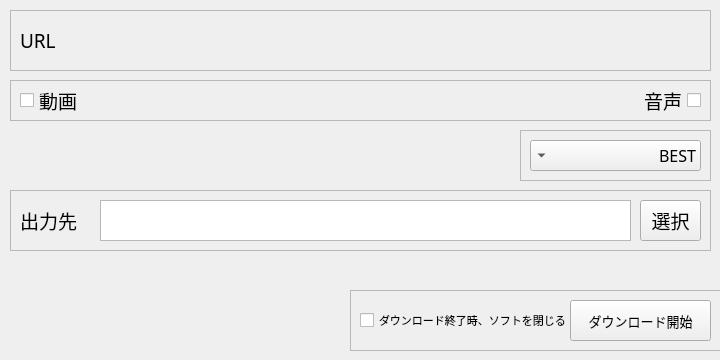
This is src/widget.ui in YukiWorks432/YoutubeDownloader as Qt 5 draws it before an edit. The edited form follows.
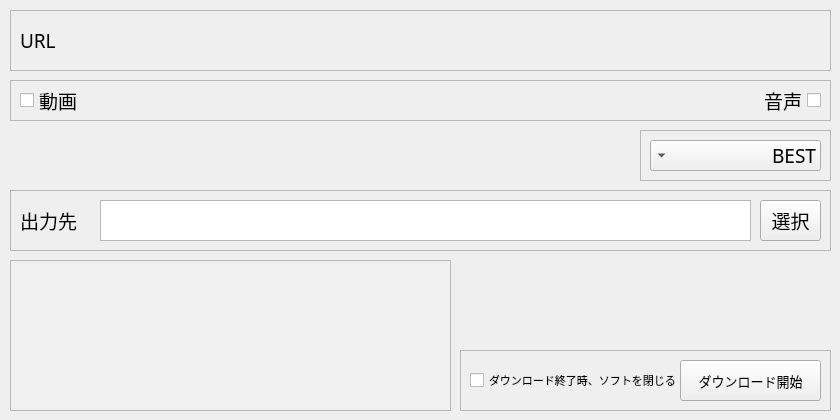
This is the edited form. Custom widgets are drawn as their Qt base class.

What changed in the file:
```diff
--- a/src/widget.ui
+++ b/src/widget.ui
@@ -9,28 +9,28 @@
    <rect>
     <x>0</x>
     <y>0</y>
-    <width>720</width>
-    <height>360</height>
+    <width>840</width>
+    <height>420</height>
    </rect>
   </property>
   <property name="minimumSize">
    <size>
-    <width>720</width>
-    <height>360</height>
+    <width>840</width>
+    <height>420</height>
    </size>
   </property>
   <property name="maximumSize">
    <size>
-    <width>720</width>
-    <height>360</height>
+    <width>840</width>
+    <height>420</height>
    </size>
   </property>
   <property name="font">
    <font>
-    <family>VDL ラインＧ R</family>
+    <family>M+ 2p heavy</family>
     <pointsize>14</pointsize>
     <weight>50</weight>
-    <italic>false</italic>
+    <italic>true</italic>
     <bold>false</bold>
     <underline>false</underline>
     <strikeout>false</strikeout>
@@ -61,10 +61,23 @@
     <rect>
      <x>10</x>
      <y>10</y>
-     <width>701</width>
+     <width>821</width>
      <height>61</height>
     </rect>
    </property>
+   <property name="font">
+    <font>
+     <family>M+ 2p heavy</family>
+     <pointsize>14</pointsize>
+     <weight>50</weight>
+     <italic>false</italic>
+     <bold>false</bold>
+     <underline>false</underline>
+     <strikeout>false</strikeout>
+     <stylestrategy>PreferAntialias</stylestrategy>
+     <kerning>true</kerning>
+    </font>
+   </property>
    <property name="contextMenuPolicy">
     <enum>Qt::NoContextMenu</enum>
    </property>
@@ -108,10 +121,23 @@
      <rect>
       <x>90</x>
       <y>10</y>
-      <width>601</width>
+      <width>721</width>
       <height>41</height>
      </rect>
     </property>
+    <property name="font">
+     <font>
+      <family>M+ 2p heavy</family>
+      <pointsize>14</pointsize>
+      <weight>50</weight>
+      <italic>false</italic>
+      <bold>false</bold>
+      <underline>false</underline>
+      <strikeout>false</strikeout>
+      <stylestrategy>PreferAntialias</stylestrategy>
+      <kerning>true</kerning>
+     </font>
+    </property>
     <property name="contextMenuPolicy">
      <enum>Qt::NoContextMenu</enum>
     </property>
@@ -132,12 +158,25 @@
   <widget class="QFrame" name="DLFrame">
    <property name="geometry">
     <rect>
-     <x>350</x>
-     <y>290</y>
+     <x>460</x>
+     <y>350</y>
      <width>371</width>
      <height>61</height>
     </rect>
    </property>
+   <property name="font">
+    <font>
+     <family>M+ 2p heavy</family>
+     <pointsize>14</pointsize>
+     <weight>50</weight>
+     <italic>false</italic>
+     <bold>false</bold>
+     <underline>false</underline>
+     <strikeout>false</strikeout>
+     <stylestrategy>PreferAntialias</stylestrategy>
+     <kerning>true</kerning>
+    </font>
+   </property>
    <property name="contextMenuPolicy">
     <enum>Qt::NoContextMenu</enum>
    </property>
@@ -158,8 +197,15 @@
     </property>
     <property name="font">
      <font>
-      <family>VDL ラインＧ R</family>
+      <family>M+ 2p heavy</family>
       <pointsize>10</pointsize>
+      <weight>50</weight>
+      <italic>false</italic>
+      <bold>false</bold>
+      <underline>false</underline>
+      <strikeout>false</strikeout>
+      <stylestrategy>PreferAntialias</stylestrategy>
+      <kerning>true</kerning>
      </font>
     </property>
     <property name="contextMenuPolicy">
@@ -201,7 +247,15 @@
     </property>
     <property name="font">
      <font>
+      <family>M+ 2p heavy</family>
       <pointsize>8</pointsize>
+      <weight>50</weight>
+      <italic>false</italic>
+      <bold>false</bold>
+      <underline>false</underline>
+      <strikeout>false</strikeout>
+      <stylestrategy>PreferAntialias</stylestrategy>
+      <kerning>true</kerning>
      </font>
     </property>
     <property name="contextMenuPolicy">
@@ -217,10 +271,23 @@
     <rect>
      <x>10</x>
      <y>80</y>
-     <width>701</width>
+     <width>821</width>
      <height>41</height>
     </rect>
    </property>
+   <property name="font">
+    <font>
+     <family>M+ 2p heavy</family>
+     <pointsize>14</pointsize>
+     <weight>50</weight>
+     <italic>false</italic>
+     <bold>false</bold>
+     <underline>false</underline>
+     <strikeout>false</strikeout>
+     <stylestrategy>PreferAntialias</stylestrategy>
+     <kerning>true</kerning>
+    </font>
+   </property>
    <property name="contextMenuPolicy">
     <enum>Qt::NoContextMenu</enum>
    </property>
@@ -254,7 +321,7 @@
    <widget class="QCheckBox" name="ACB">
     <property name="geometry">
      <rect>
-      <x>620</x>
+      <x>740</x>
       <y>0</y>
       <width>71</width>
       <height>41</height>
@@ -262,7 +329,15 @@
     </property>
     <property name="font">
      <font>
+      <family>M+ 2p heavy</family>
       <pointsize>14</pointsize>
+      <weight>50</weight>
+      <italic>false</italic>
+      <bold>false</bold>
+      <underline>false</underline>
+      <strikeout>false</strikeout>
+      <stylestrategy>PreferAntialias</stylestrategy>
+      <kerning>true</kerning>
      </font>
     </property>
     <property name="contextMenuPolicy">
@@ -281,10 +356,23 @@
     <rect>
      <x>10</x>
      <y>190</y>
-     <width>701</width>
+     <width>821</width>
      <height>61</height>
     </rect>
    </property>
+   <property name="font">
+    <font>
+     <family>M+ 2p heavy</family>
+     <pointsize>14</pointsize>
+     <weight>50</weight>
+     <italic>false</italic>
+     <bold>false</bold>
+     <underline>false</underline>
+     <strikeout>false</strikeout>
+     <stylestrategy>PreferAntialias</stylestrategy>
+     <kerning>true</kerning>
+    </font>
+   </property>
    <property name="contextMenuPolicy">
     <enum>Qt::NoContextMenu</enum>
    </property>
@@ -328,18 +416,29 @@
      <rect>
       <x>90</x>
       <y>10</y>
-      <width>531</width>
+      <width>651</width>
       <height>41</height>
      </rect>
     </property>
     <property name="font">
      <font>
-      <pointsize>12</pointsize>
+      <family>M+ 2p heavy</family>
+      <pointsize>14</pointsize>
+      <weight>50</weight>
+      <italic>false</italic>
+      <bold>false</bold>
+      <underline>false</underline>
+      <strikeout>false</strikeout>
+      <stylestrategy>PreferAntialias</stylestrategy>
+      <kerning>true</kerning>
      </font>
     </property>
     <property name="contextMenuPolicy">
      <enum>Qt::NoContextMenu</enum>
     </property>
+    <property name="layoutDirection">
+     <enum>Qt::LeftToRight</enum>
+    </property>
     <property name="inputMethodHints">
      <set>Qt::ImhNone</set>
     </property>
@@ -365,12 +464,25 @@
    <widget class="QPushButton" name="SButton">
     <property name="geometry">
      <rect>
-      <x>630</x>
+      <x>750</x>
       <y>10</y>
       <width>61</width>
       <height>41</height>
      </rect>
     </property>
+    <property name="font">
+     <font>
+      <family>M+ 2p heavy</family>
+      <pointsize>14</pointsize>
+      <weight>50</weight>
+      <italic>false</italic>
+      <bold>false</bold>
+      <underline>false</underline>
+      <strikeout>false</strikeout>
+      <stylestrategy>PreferAntialias</stylestrategy>
+      <kerning>true</kerning>
+     </font>
+    </property>
     <property name="contextMenuPolicy">
      <enum>Qt::NoContextMenu</enum>
     </property>
@@ -379,36 +491,28 @@
     </property>
    </widget>
   </widget>
-  <widget class="QLabel" name="LOG">
-   <property name="geometry">
-    <rect>
-     <x>10</x>
-     <y>260</y>
-     <width>321</width>
-     <height>91</height>
-    </rect>
-   </property>
-   <property name="font">
-    <font>
-     <pointsize>8</pointsize>
-    </font>
-   </property>
-   <property name="text">
-    <string/>
-   </property>
-   <property name="alignment">
-    <set>Qt::AlignLeading|Qt::AlignLeft|Qt::AlignTop</set>
-   </property>
-  </widget>
   <widget class="QFrame" name="frame">
    <property name="geometry">
     <rect>
-     <x>520</x>
+     <x>640</x>
      <y>130</y>
      <width>191</width>
      <height>51</height>
     </rect>
    </property>
+   <property name="font">
+    <font>
+     <family>M+ 2p heavy</family>
+     <pointsize>14</pointsize>
+     <weight>50</weight>
+     <italic>false</italic>
+     <bold>false</bold>
+     <underline>false</underline>
+     <strikeout>false</strikeout>
+     <stylestrategy>PreferAntialias</stylestrategy>
+     <kerning>true</kerning>
+    </font>
+   </property>
    <property name="frameShape">
     <enum>QFrame::StyledPanel</enum>
    </property>
@@ -426,8 +530,8 @@
     </property>
     <property name="font">
      <font>
-      <family>VDL ラインＧ R</family>
-      <pointsize>12</pointsize>
+      <family>M+ 2p heavy</family>
+      <pointsize>14</pointsize>
       <weight>50</weight>
       <italic>false</italic>
       <bold>false</bold>
@@ -476,6 +580,69 @@
     </item>
    </widget>
   </widget>
+  <widget class="QTextEdit" name="LOG">
+   <property name="geometry">
+    <rect>
+     <x>10</x>
+     <y>260</y>
+     <width>441</width>
+     <height>151</height>
+    </rect>
+   </property>
+   <property name="palette">
+    <palette>
+     <active>
+      <colorrole role="Base">
+       <brush brushstyle="SolidPattern">
+        <color alpha="255">
+         <red>240</red>
+         <green>240</green>
+         <blue>240</blue>
+        </color>
+       </brush>
+      </colorrole>
+     </active>
+     <inactive>
+      <colorrole role="Base">
+       <brush brushstyle="SolidPattern">
+        <color alpha="255">
+         <red>240</red>
+         <green>240</green>
+         <blue>240</blue>
+        </color>
+       </brush>
+      </colorrole>
+     </inactive>
+     <disabled>
+      <colorrole role="Base">
+       <brush brushstyle="SolidPattern">
+        <color alpha="255">
+         <red>240</red>
+         <green>240</green>
+         <blue>240</blue>
+        </color>
+       </brush>
+      </colorrole>
+     </disabled>
+    </palette>
+   </property>
+   <property name="font">
+    <font>
+     <family>M+ 2p heavy</family>
+     <pointsize>8</pointsize>
+     <weight>50</weight>
+     <italic>false</italic>
+     <bold>false</bold>
+     <underline>false</underline>
+     <strikeout>false</strikeout>
+     <stylestrategy>PreferAntialias</stylestrategy>
+     <kerning>true</kerning>
+    </font>
+   </property>
+   <property name="readOnly">
+    <bool>true</bool>
+   </property>
+  </widget>
  </widget>
  <layoutdefault spacing="6" margin="11"/>
  <customwidgets>
```
Left out of the diff: 15 changed lines with no effect on the pictures.
